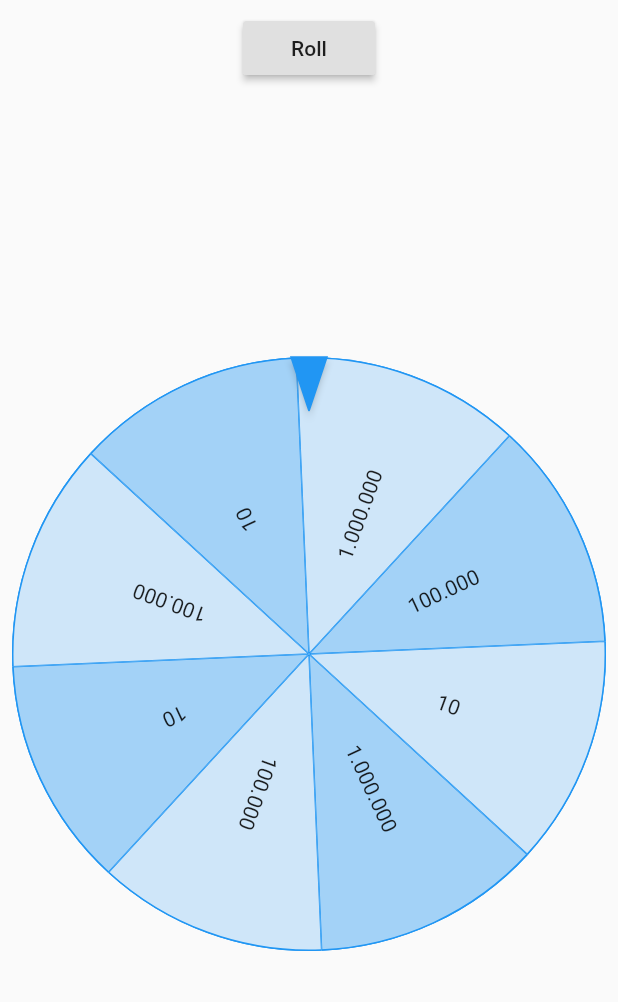
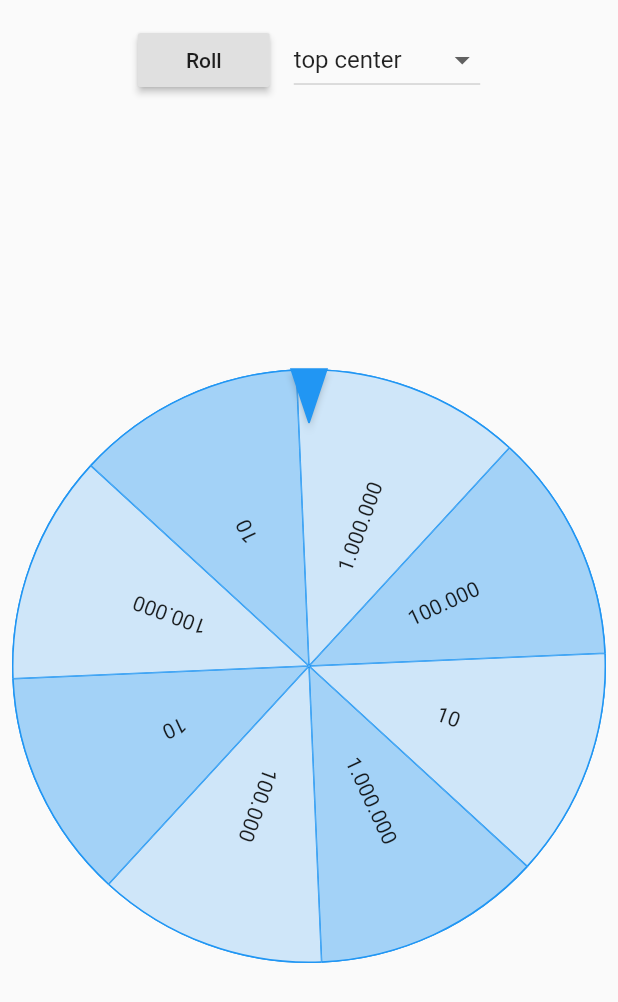
Before and after one commit to kevlatus/flutter_fortune_wheel, a Flutter app: the screen it shows after launch, after a tap on "Roll", on a phone screen of 412 x 824 dp. Shown: the top 1002 px of the screen. Run offline on Flutter 3.47's test engine with Material 2 defaults, Android fonts, the light colour scheme and no system bars.

Commit message:
feat: update demo to show various indicator positions

```diff
--- a/example/lib/main.dart
+++ b/example/lib/main.dart
@@ -28,10 +28,11 @@ class HomePage extends StatefulWidget {
 
 class _HomePageState extends State<HomePage> {
   int _value = 0;
+  Alignment _alignment = Alignment.topCenter;
 
   @override
   Widget build(BuildContext context) {
-    final children = <Widget>[
+    final wheelFields = <Widget>[
       Text('100.000'),
       Text('10'),
       Text('100.000'),
@@ -42,6 +43,54 @@ class _HomePageState extends State<HomePage> {
       Text('1.000.000'),
     ];
 
+    final rollButton = RaisedButton(
+      child: Text('Roll'),
+      onPressed: () {
+        setState(() {
+          int rand = _value;
+          while (rand == _value) {
+            rand = Random().nextInt(wheelFields.length);
+          }
+          _value = rand;
+        });
+      },
+    );
+
+    final Map<Alignment, String> alignments = {
+      Alignment.topCenter: 'top center',
+      Alignment.topRight: 'top right',
+      Alignment.centerRight: 'center right',
+      Alignment.bottomRight: 'bottom right',
+      Alignment.bottomCenter: 'bottom center',
+      Alignment.bottomLeft: 'bottom left',
+      Alignment.centerLeft: 'center left',
+      Alignment.topLeft: 'top left',
+      Alignment.center: 'center',
+    };
+
+    final indicatorPosition = DropdownButton(
+      value: _alignment,
+      items: alignments.keys
+          .map((e) => DropdownMenuItem(
+                child: Text(alignments[e]),
+                value: e,
+              ))
+          .toList(),
+      onChanged: (value) {
+        setState(() {
+          _alignment = value;
+        });
+      },
+    );
+
+    final actions = Row(
+      mainAxisSize: MainAxisSize.min,
+      children: [
+        Padding(padding: const EdgeInsets.all(8.0), child: rollButton),
+        Padding(padding: const EdgeInsets.all(8.0), child: indicatorPosition),
+      ],
+    );
+
     return Scaffold(
       body: SafeArea(
         child: Center(
@@ -49,22 +98,17 @@ class _HomePageState extends State<HomePage> {
             padding: const EdgeInsets.all(8.0),
             child: Column(
               children: [
-                RaisedButton(
-                  child: Text('Roll'),
-                  onPressed: () {
-                    setState(() {
-                      int rand = _value;
-                      while (rand == _value) {
-                        rand = Random().nextInt(children.length);
-                      }
-                      _value = rand;
-                    });
-                  },
-                ),
+                actions,
                 Expanded(
                   child: FortuneWheel(
                     selected: _value,
-                    slices: children.map((e) {
+                    indicators: [
+                      FortuneWheelIndicator(
+                        alignment: _alignment,
+                        child: TriangleIndicator(),
+                      ),
+                    ],
+                    slices: wheelFields.map((e) {
                       return CircleSlice(child: e);
                     }).toList(),
                   ),
```
